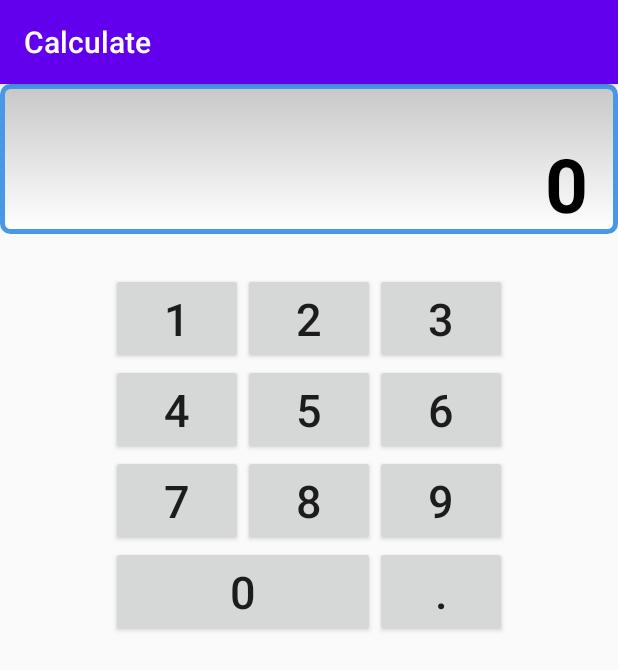
After one commit to njakimov/Calculate, an Android app: the CalcActivity screen opened directly, with no data from a screen before it, on a phone screen of 412 x 824 dp. The commit adds this screen. Shown: the top 670 px of the screen. Run offline under Robolectric (Android 15) with nearby library versions, the phone set to English and light mode, and no system bars.

Commit message:
Скидал основной каркас

```diff
--- a/app/src/main/AndroidManifest.xml
+++ b/app/src/main/AndroidManifest.xml
@@ -9,6 +9,8 @@
             android:roundIcon="@mipmap/ic_launcher_round"
             android:supportsRtl="true"
             android:theme="@style/AppTheme">
+        <activity android:name=".CalcActivity">
+        </activity>
         <activity android:name=".MainActivity">
             <intent-filter>
                 <action android:name="android.intent.action.MAIN"/>
--- /dev/null
+++ b/app/src/main/java/com/calculate/CalcActivity.java
@@ -0,0 +1,20 @@
+package com.calculate;
+
+import androidx.appcompat.app.AppCompatActivity;
+import android.os.Bundle;
+
+public class CalcActivity extends AppCompatActivity {
+
+    //  1. С этого урока будем писать приложение «Калькулятор». Выберите макет для работы с
+    //      калькулятором. Обоснуйте, почему будете использовать именно этот тип макета.
+    //  2. Сверстайте главный экран калькулятора. На нём должны быть кнопки, обозначающие цифры
+    //      и знаки действия: «Плюс», «Умножить», «Разделить», «Вычесть» и т. п.
+    //  3. * Добавьте фоновый рисунок для экрана калькулятора. Следите, чтобы рисунок был для
+    //      общего использования. Ресурсы: PxHere , Pixabay .
+
+    @Override
+    protected void onCreate(Bundle savedInstanceState) {
+        super.onCreate(savedInstanceState);
+        setContentView(R.layout.activity_calc);
+    }
+}
--- a/app/src/main/java/com/calculate/MainActivity.java
+++ b/app/src/main/java/com/calculate/MainActivity.java
@@ -34,6 +34,7 @@ public class MainActivity extends AppCompatActivity {
         final TextView viewResult = findViewById(R.id.txtResult);
         Button btnCalc = findViewById(R.id.btnCalc);
         Button btnToSecond = findViewById(R.id.btnToSecond);
+        Button btnToCalc = findViewById(R.id.btnToCalc);
         final Switch swCheckBox = findViewById(R.id.switch1);
         final CheckBox checkBox1 = findViewById(R.id.checkBox1);
         final CheckBox checkBox2 = findViewById(R.id.checkBox2);
@@ -62,6 +63,21 @@ public class MainActivity extends AppCompatActivity {
                     Log.w("MOVE", "На вторую активити");
 //                    setContentView(R.layout.activity_second);
                     Intent intent = new Intent(MainActivity.this, SecondActivity.class);
+                    startActivity(intent);
+                } catch (Exception ex) {
+                    Log.e("MOVE", "Получено исключение");
+                    ex.printStackTrace();
+                }
+            }
+        });
+
+        btnToCalc.setOnClickListener(new View.OnClickListener() {
+            @Override
+            public void onClick(View v) {
+                try {
+                    Log.w("MOVE", "На третью активити");
+//                    setContentView(R.layout.activity_second);
+                    Intent intent = new Intent(MainActivity.this, CalcActivity.class);
                     startActivity(intent);
                 } catch (Exception ex) {
                     Log.e("MOVE", "Получено исключение");
--- /dev/null
+++ b/app/src/main/res/drawable/edit_text_style.xml
@@ -0,0 +1,13 @@
+<?xml version="1.0" encoding="utf-8"?>
+<shape xmlns:android="http://schemas.android.com/apk/res/android"
+       android:thickness="0dp"
+       android:shape="rectangle">
+    <stroke android:width="3dp"
+            android:color="#4799E8"/>
+    <corners android:radius="5dp" />
+    <gradient
+            android:startColor="#C8C8C8"
+            android:endColor="#FFFFFF"
+            android:type="linear"
+            android:angle="270"/>
+</shape>
--- /dev/null
+++ b/app/src/main/res/layout/activity_calc.xml
@@ -0,0 +1,27 @@
+<?xml version="1.0" encoding="utf-8"?>
+<FrameLayout
+        xmlns:android="http://schemas.android.com/apk/res/android"
+        xmlns:tools="http://schemas.android.com/tools"
+        xmlns:app="http://schemas.android.com/apk/res-auto"
+        android:layout_width="match_parent"
+        android:layout_height="match_parent"
+        tools:context=".CalcActivity">
+    <LinearLayout
+            android:orientation="vertical"
+            android:layout_width="match_parent"
+            android:layout_height="match_parent">
+        <TextView
+                android:id="@+id/tvResult"
+                android:layout_width="match_parent"
+                android:layout_height="100dp"
+                android:text="@string/editResultCalc"
+                android:textColor="#000000"
+                android:textStyle="bold"
+                android:textSize="@dimen/tvResult"
+                android:gravity="bottom|end"
+                android:background="@drawable/edit_text_style"
+                android:paddingRight="20dp"/>
+
+        <include android:layout_width="match_parent" android:layout_height="match_parent" layout="@layout/keyboard"/>
+    </LinearLayout>
+</FrameLayout>
--- a/app/src/main/res/layout/activity_main.xml
+++ b/app/src/main/res/layout/activity_main.xml
@@ -77,15 +77,24 @@
             tools:layout_editor_absoluteX="2dp"
             tools:ignore="MissingConstraints" app:layout_constraintTop_toBottomOf="@+id/checkBox2"/>
     <Button
+            android:text="@string/lblBtnCalc"
+            android:layout_width="85dp"
+            android:layout_height="54dp"
+            android:id="@+id/btnToCalc"
+            app:layout_constraintStart_toEndOf="@+id/tglCheckbox"
+            app:layout_constraintEnd_toEndOf="parent"
+            app:layout_constraintHorizontal_bias="0.122"
+            tools:ignore="MissingConstraints" app:layout_constraintTop_toBottomOf="@+id/btnToSecond2"
+            app:layout_constraintBottom_toTopOf="@+id/txtField1"/>
+    <Button
             android:text="@string/lblBtnSecond"
             android:layout_width="85dp"
             android:layout_height="54dp"
             android:id="@+id/btnToSecond"
-            tools:layout_editor_absoluteY="-10dp"
             app:layout_constraintStart_toEndOf="@+id/tglCheckbox"
             android:layout_marginLeft="2dp"
             android:layout_marginStart="2dp"
             app:layout_constraintEnd_toEndOf="parent"
-            app:layout_constraintHorizontal_bias="0.0"
-            tools:ignore="MissingConstraints"/>
+            app:layout_constraintHorizontal_bias="0.102"
+            tools:ignore="MissingConstraints" app:layout_constraintTop_toTopOf="parent"/>
 </androidx.constraintlayout.widget.ConstraintLayout>
--- /dev/null
+++ b/app/src/main/res/layout/keyboard.xml
@@ -0,0 +1,135 @@
+<?xml version="1.0" encoding="utf-8"?>
+<androidx.core.widget.NestedScrollView
+        xmlns:android="http://schemas.android.com/apk/res/android"
+        xmlns:app="http://schemas.android.com/apk/res-auto"
+        xmlns:tools="http://schemas.android.com/tools"
+        android:layout_width="match_parent"
+        android:layout_height="match_parent"
+        tools:context=".MainActivity">
+    <LinearLayout
+            android:layout_width="match_parent"
+            android:layout_height="wrap_content"
+            android:orientation="vertical">
+        <androidx.constraintlayout.widget.ConstraintLayout
+                android:layout_width="match_parent"
+                android:layout_height="match_parent">
+            <Button
+                    android:id="@+id/key_1"
+                    android:layout_width="wrap_content"
+                    android:layout_height="wrap_content"
+                    android:text="@string/_1"
+                    android:textSize="@dimen/key"
+                    app:layout_constraintBottom_toTopOf="@+id/key_4"
+                    app:layout_constraintEnd_toStartOf="@+id/key_2"
+                    app:layout_constraintHorizontal_chainStyle="packed"
+                    app:layout_constraintStart_toStartOf="parent"
+                    app:layout_constraintTop_toTopOf="parent"
+                    app:layout_constraintVertical_bias="0.3"
+                    app:layout_constraintVertical_chainStyle="packed"/>
+            <Button
+                    android:id="@+id/key_2"
+                    android:layout_width="wrap_content"
+                    android:layout_height="wrap_content"
+                    android:text="@string/_2"
+                    android:textSize="@dimen/key"
+                    app:layout_constraintVertical_bias="0.3"
+                    app:layout_constraintBottom_toTopOf="@+id/key_5"
+                    app:layout_constraintEnd_toStartOf="@+id/key_3"
+                    app:layout_constraintStart_toEndOf="@+id/key_1"
+                    app:layout_constraintTop_toTopOf="parent"
+                    app:layout_constraintVertical_chainStyle="packed"/>
+            <Button
+                    android:id="@+id/key_3"
+                    android:layout_width="wrap_content"
+                    android:layout_height="wrap_content"
+                    android:text="@string/_3"
+                    android:textSize="@dimen/key"
+                    app:layout_constraintVertical_bias="0.3"
+                    app:layout_constraintBottom_toTopOf="@id/key_6"
+                    app:layout_constraintEnd_toEndOf="parent"
+                    app:layout_constraintStart_toEndOf="@+id/key_2"
+                    app:layout_constraintTop_toTopOf="parent"
+                    app:layout_constraintVertical_chainStyle="packed"/>
+            <Button
+                    android:id="@+id/key_4"
+                    android:layout_width="wrap_content"
+                    android:layout_height="wrap_content"
+                    android:text="@string/_4"
+                    android:textSize="@dimen/key"
+                    app:layout_constraintBottom_toTopOf="@id/key_7"
+                    app:layout_constraintEnd_toStartOf="@+id/key_5"
+                    app:layout_constraintHorizontal_chainStyle="packed"
+                    app:layout_constraintStart_toStartOf="parent"
+                    app:layout_constraintTop_toBottomOf="@id/key_1"/>
+            <Button
+                    android:id="@+id/key_5"
+                    android:layout_width="wrap_content"
+                    android:layout_height="wrap_content"
+                    android:text="@string/_5"
+                    android:textSize="@dimen/key"
+                    app:layout_constraintBottom_toTopOf="@id/key_8"
+                    app:layout_constraintEnd_toStartOf="@id/key_6"
+                    app:layout_constraintStart_toEndOf="@id/key_4"
+                    app:layout_constraintTop_toBottomOf="@id/key_2"/>
+            <Button
+                    android:id="@+id/key_6"
+                    android:layout_width="wrap_content"
+                    android:layout_height="wrap_content"
+                    android:text="@string/_6"
+                    android:textSize="@dimen/key"
+                    app:layout_constraintBottom_toTopOf="@id/key_9"
+                    app:layout_constraintEnd_toEndOf="parent"
+                    app:layout_constraintStart_toEndOf="@+id/key_5"
+                    app:layout_constraintTop_toBottomOf="@id/key_3"/>
+            <Button
+                    android:id="@+id/key_7"
+                    android:layout_width="wrap_content"
+                    android:layout_height="wrap_content"
+                    android:text="@string/_7"
+                    android:textSize="@dimen/key"
+                    app:layout_constraintBottom_toBottomOf="parent"
+                    app:layout_constraintEnd_toStartOf="@+id/key_8"
+                    app:layout_constraintHorizontal_chainStyle="packed"
+                    app:layout_constraintStart_toStartOf="parent"
+                    app:layout_constraintTop_toBottomOf="@id/key_4"/>
+            <Button
+                    android:id="@+id/key_8"
+                    android:layout_width="wrap_content"
+                    android:layout_height="wrap_content"
+                    android:text="@string/_8"
+                    android:textSize="@dimen/key"
+                    app:layout_constraintBottom_toBottomOf="parent"
+                    app:layout_constraintEnd_toStartOf="@+id/key_9"
+                    app:layout_constraintStart_toEndOf="@id/key_7"
+                    app:layout_constraintTop_toBottomOf="@+id/key_5"/>
+            <Button
+                    android:id="@+id/key_9"
+                    android:layout_width="wrap_content"
+                    android:layout_height="wrap_content"
+                    android:text="@string/_9"
+                    android:textSize="@dimen/key"
+                    app:layout_constraintBottom_toBottomOf="parent"
+                    app:layout_constraintEnd_toEndOf="parent"
+                    app:layout_constraintStart_toEndOf="@+id/key_8"
+                    app:layout_constraintTop_toBottomOf="@id/key_6"/>
+            <Button
+                    android:id="@+id/key_0"
+                    android:layout_width="0dp"
+                    android:layout_height="wrap_content"
+                    android:text="@string/_0"
+                    android:textSize="@dimen/key"
+                    app:layout_constraintTop_toBottomOf="@+id/key_8"
+                    app:layout_constraintStart_toStartOf="@+id/key_7"
+                    app:layout_constraintEnd_toStartOf="@+id/key_point"/>
+            <Button
+                    android:id="@+id/key_point"
+                    android:layout_width="wrap_content"
+                    android:layout_height="wrap_content"
+                    android:text="@string/_point"
+                    android:textSize="@dimen/key"
+                    app:layout_constraintTop_toBottomOf="@+id/key_9"
+                    app:layout_constraintStart_toEndOf="@+id/key_0"
+                    app:layout_constraintEnd_toEndOf="@id/key_9"/>
+        </androidx.constraintlayout.widget.ConstraintLayout>
+    </LinearLayout>
+</androidx.core.widget.NestedScrollView>
--- /dev/null
+++ b/app/src/main/res/values/dimens.xml
@@ -0,0 +1,5 @@
+<?xml version="1.0" encoding="utf-8"?>
+<resources>
+    <dimen name="tvResult">50sp</dimen>
+    <dimen name="key">30sp</dimen>
+</resources>
--- a/app/src/main/res/values/strings.xml
+++ b/app/src/main/res/values/strings.xml
@@ -11,5 +11,18 @@
     <string name="chkbxFirst">Первый чек бокс</string>
     <string name="chkbxSecond">Второй чек бокс</string>
     <string name="lblBtnSecond">To Second</string>
+    <string name="lblBtnCalc">To Calc</string>
     <string name="lblBtnToMain">To Main</string>
+    <string name="editResultCalc">0</string>
+    <string name="_0">0</string>
+    <string name="_1">1</string>
+    <string name="_2">2</string>
+    <string name="_3">3</string>
+    <string name="_4">4</string>
+    <string name="_5">5</string>
+    <string name="_6">6</string>
+    <string name="_7">7</string>
+    <string name="_8">8</string>
+    <string name="_9">9</string>
+    <string name="_point">.</string>
 </resources>
```
